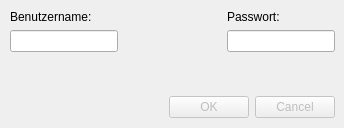
Above: pwduidialog.ui from euklid/cuedussmann before the change. Below: the same form after it.
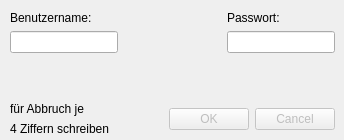
That is the form after the change.

Commit message: password is hidden with asterisks

Patch:
```diff
--- a/pwduidialog.ui
+++ b/pwduidialog.ui
@@ -7,7 +7,7 @@
     <x>0</x>
     <y>0</y>
     <width>344</width>
-    <height>128</height>
+    <height>140</height>
    </rect>
   </property>
   <property name="windowTitle">
@@ -17,12 +17,12 @@
    <property name="geometry">
     <rect>
      <x>10</x>
-     <y>10</y>
+     <y>11</y>
      <width>325</width>
-     <height>108</height>
+     <height>125</height>
     </rect>
    </property>
-   <layout class="QVBoxLayout" name="verticalLayout_3">
+   <layout class="QVBoxLayout" name="verticalLayout_4">
     <item>
      <layout class="QHBoxLayout" name="horizontalLayout">
       <item>
@@ -62,7 +62,11 @@
          </widget>
         </item>
         <item>
-         <widget class="QLineEdit" name="lineEdit_2"/>
+         <widget class="QLineEdit" name="lineEdit_2">
+          <property name="echoMode">
+           <enum>QLineEdit::Password</enum>
+          </property>
+         </widget>
         </item>
        </layout>
       </item>
@@ -82,6 +86,26 @@
      </spacer>
     </item>
     <item>
+     <layout class="QHBoxLayout" name="horizontalLayout_2">
+      <item>
+       <layout class="QVBoxLayout" name="verticalLayout_3">
+        <item>
+         <widget class="QLabel" name="label_3">
+          <property name="text">
+           <string>für Abbruch je</string>
+          </property>
+         </widget>
+        </item>
+        <item>
+         <widget class="QLabel" name="label_4">
+          <property name="text">
+           <string>4 Ziffern schreiben</string>
+          </property>
+         </widget>
+        </item>
+       </layout>
+      </item>
+      <item>
      <widget class="QDialogButtonBox" name="buttonBox">
       <property name="enabled">
        <bool>false</bool>
@@ -95,6 +119,8 @@
      </widget>
     </item>
    </layout>
+    </item>
+   </layout>
   </widget>
   <zorder>buttonBox</zorder>
   <zorder>lineEdit</zorder>
```
Left out of the diff: 8 changed lines with no effect on the pictures. Lines whose indentation alone changed are shown as unchanged. The commit also changes 1 other file.
